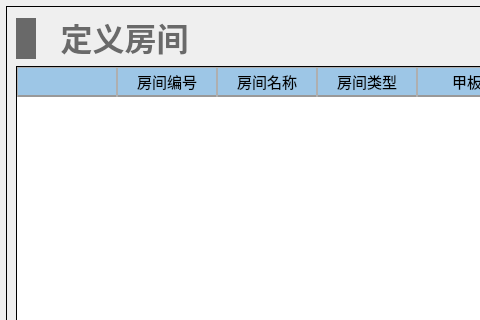
Old version of the form NoiseCalSoft/roomDefineForm/form_room_define.ui in the repository haobana/NoiCal; both pictures show x 0 to 480 and y 0 to 320 of the 1201 by 691 pixel window.
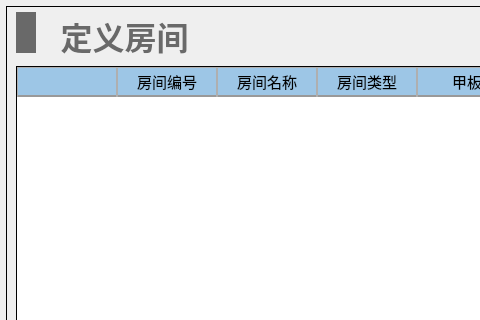
New version of the form.

```diff
--- a/NoiseCalSoft/roomDefineForm/form_room_define.ui
+++ b/NoiseCalSoft/roomDefineForm/form_room_define.ui
@@ -150,9 +150,9 @@
     <property name="geometry">
      <rect>
       <x>10</x>
-      <y>10</y>
+      <y>0</y>
       <width>191</width>
-      <height>45</height>
+      <height>54</height>
      </rect>
     </property>
     <layout class="QHBoxLayout" name="horizontalLayout_20">
@@ -187,6 +187,7 @@
         <font>
          <family>Microsoft YaHei</family>
          <pointsize>24</pointsize>
+         <weight>75</weight>
          <bold>true</bold>
         </font>
        </property>
```
Left out of the diff: 2 changed lines with no effect on the pictures.
